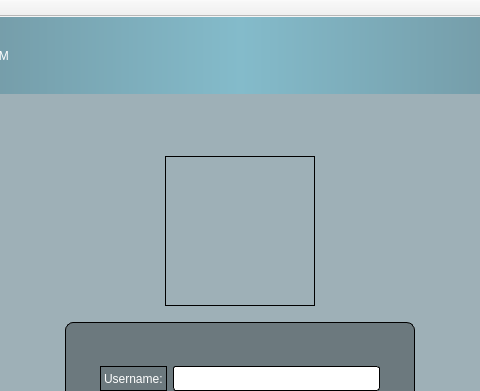
First picture: the form in mainwindow.ui, repository simonclement1/LoginScreen, before the edit; both pictures show x 160 to 640 and y 0 to 391 of the 800 by 600 pixel window.
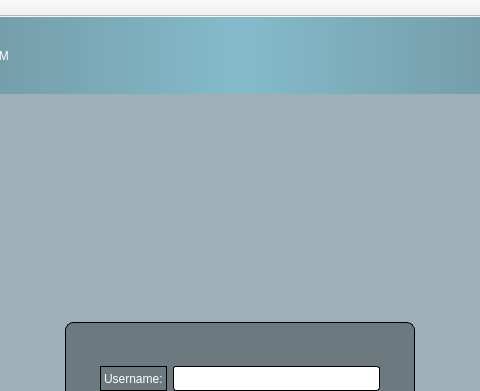
Second picture: the form after the edit. Icons and pictures are not drawn.

What changed in the file:
```diff
--- a/mainwindow.ui
+++ b/mainwindow.ui
@@ -40,6 +40,12 @@
 }
 
 QPushButton:hover {background-color: #66c011;}
+
+#centralWidget
+{
+	background: rgba(32, 80, 96,100);
+	border-image: url(:/new/images/login_bg.png);
+}
 </string>
   </property>
   <widget class="QWidget" name="centralWidget">
@@ -153,7 +159,7 @@
          </size>
         </property>
         <property name="styleSheet">
-         <string notr="true">border: 1px solid;</string>
+         <string notr="true"/>
         </property>
         <property name="text">
          <string/>
```
Left out of the diff: 29 changed lines with no effect on the pictures.
